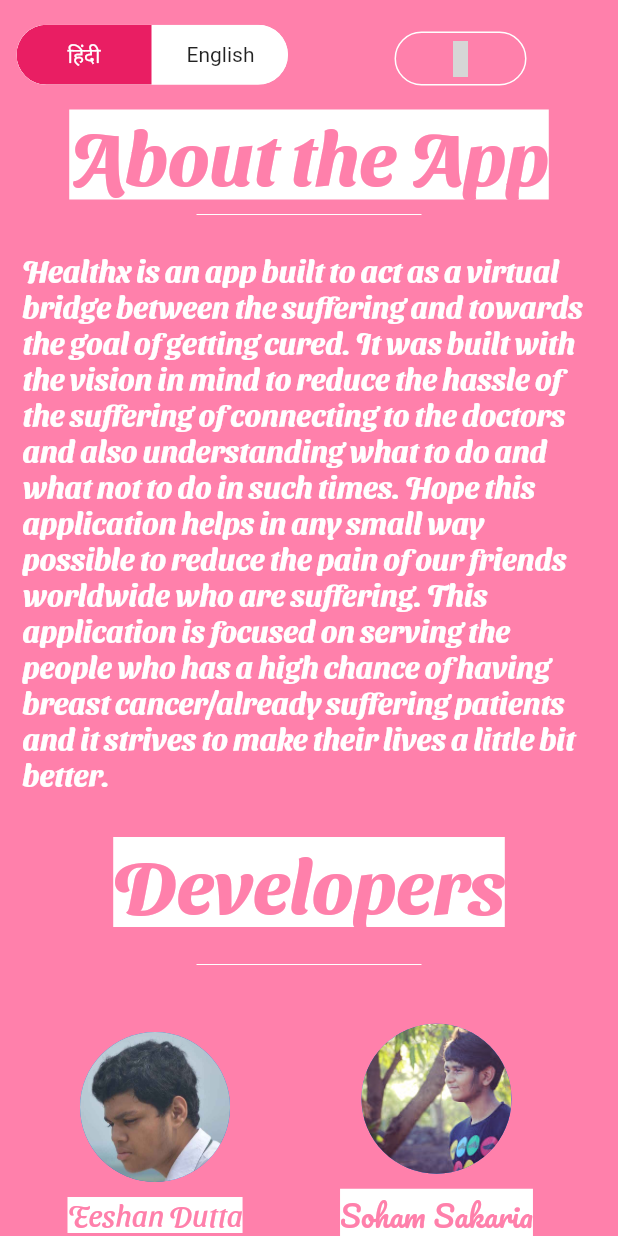
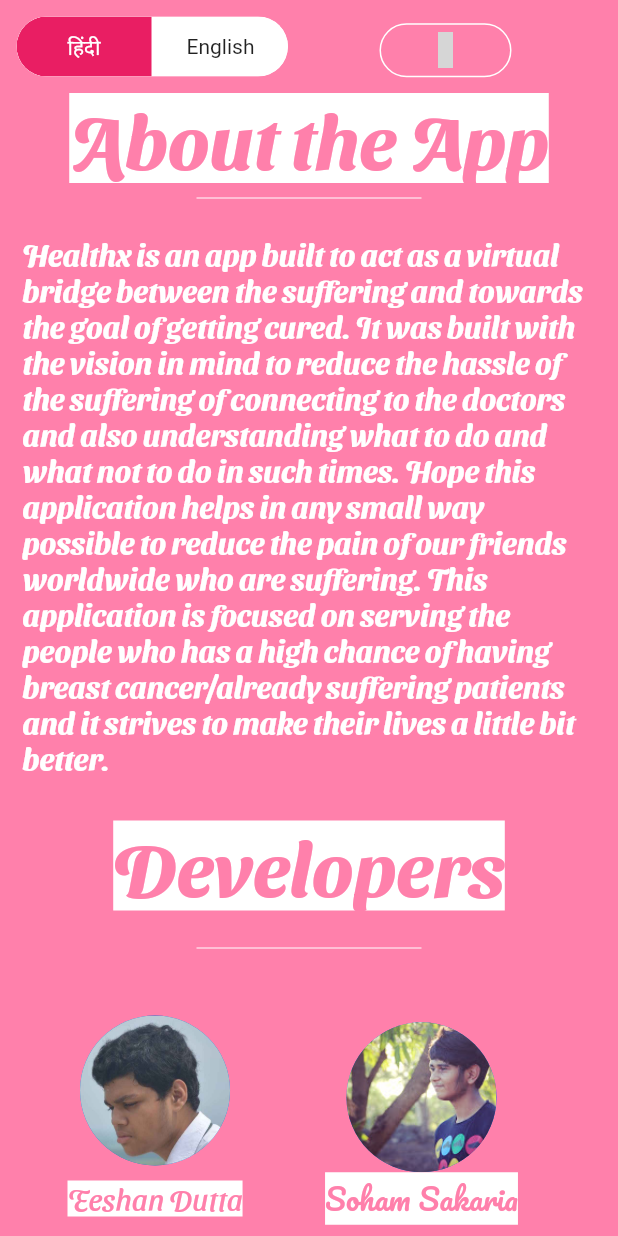
Before and after one commit to ParthPandey2236/Healthx, a Flutter app: the About screen opened directly, on a phone screen of 412 x 824 dp. Run offline on Flutter 3.47's test engine with Material 2 defaults, Android fonts, the light colour scheme and no system bars; drawn by our look-alikes of toggle_switch; our stand-ins replace cloud_firestore, eva_icons_flutter, firebase_auth, firebase_core, shared_preferences; accounts and stored records are empty; grey boxes are pictures that could not be loaded.

Commit message:
Adjusted the boundary in about

```diff
--- a/lib/AboutPage.dart
+++ b/lib/AboutPage.dart
@@ -43,9 +43,9 @@
                         }),
                   ),
                   Padding(
-                    padding: const EdgeInsets.all(10.0),
+                    padding: const EdgeInsets.all(0.0),
                     child: Container(
-                      margin: EdgeInsets.only(left: 50.0, top: 5, right: 1),
+                      margin: EdgeInsets.only(left: 50.0, top: 5),
                       child: FlatButton(
                         onPressed: () async {
                           //SharedPreferences prefs = await SharedPreferences.getInstance();
@@ -156,7 +156,7 @@
                           backgroundImage: AssetImage('assets/Soham.jpg'),
                         ),
                         Padding(
-                          padding: const EdgeInsets.all(10.0),
+                          padding: const EdgeInsets.all(0.0),
                           child: Container(
                             color: Colors.white,
                             child: Text(
@@ -185,7 +185,7 @@
                                 AssetImage('assets/parth pandey.jpg'),
                           ),
                           Padding(
-                            padding: const EdgeInsets.all(10.0),
+                            padding: const EdgeInsets.all(0.0),
                             child: Container(
                               color: Colors.white,
                               child: Text(
@@ -212,7 +212,7 @@
                               AssetImage('assets/Parth Srivastava.jpeg'),
                         ),
                         Padding(
-                          padding: const EdgeInsets.all(10.0),
+                          padding: const EdgeInsets.all(0.0),
                           child: Container(
                             color: Colors.white,
                             child: Text(
```
Also changed, not shown: pubspec.lock, 1 other file.
